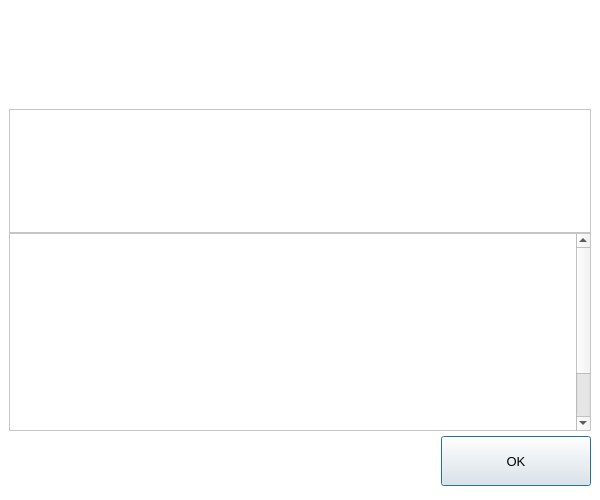
First picture: the form in src/qt/forms/helpmessagedialog.ui, repository eons-finance/ALQO, before the edit.
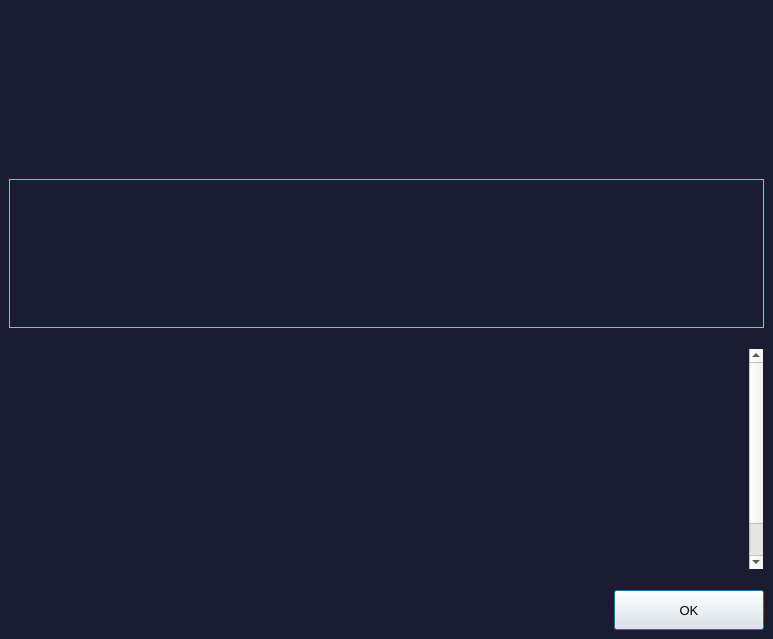
Second picture: the form after the edit. Icons and pictures are not drawn.

Diff of the .ui file:
```diff
--- a/src/qt/forms/helpmessagedialog.ui
+++ b/src/qt/forms/helpmessagedialog.ui
@@ -6,10 +6,16 @@
    <rect>
     <x>0</x>
     <y>0</y>
-    <width>600</width>
-    <height>500</height>
+    <width>773</width>
+    <height>639</height>
    </rect>
   </property>
+  <property name="sizePolicy">
+   <sizepolicy hsizetype="Preferred" vsizetype="Preferred">
+    <horstretch>0</horstretch>
+    <verstretch>0</verstretch>
+   </sizepolicy>
+  </property>
   <property name="minimumSize">
    <size>
     <width>600</width>
@@ -26,7 +32,7 @@
   </property>
   <property name="styleSheet">
    <string notr="true">#HelpMessageDialog {
-	background-color:#FFFFFF;
+    background-color:  rgb(26, 29, 49);
 }</string>
   </property>
   <layout class="QVBoxLayout" name="verticalLayout_3">
@@ -50,7 +56,7 @@
      <property name="sizePolicy">
       <sizepolicy hsizetype="Preferred" vsizetype="Preferred">
        <horstretch>0</horstretch>
-       <verstretch>100</verstretch>
+       <verstretch>0</verstretch>
       </sizepolicy>
      </property>
      <property name="minimumSize">
@@ -60,14 +66,11 @@
       </size>
      </property>
      <property name="styleSheet">
-      <string notr="true">#helpContainer{
-	background-color:white;
-	padding:9px;
-}</string>
+      <string notr="true"/>
      </property>
      <layout class="QVBoxLayout" name="verticalLayout_4">
       <property name="spacing">
-       <number>0</number>
+       <number>20</number>
       </property>
       <property name="leftMargin">
        <number>9</number>
@@ -81,29 +84,80 @@
       <property name="bottomMargin">
        <number>9</number>
       </property>
+      <item>
+       <layout class="QHBoxLayout" name="horizontalLayout_3">
+        <property name="spacing">
+         <number>0</number>
+        </property>
+        <item>
+         <spacer name="horizontalSpacer_2">
+          <property name="orientation">
+           <enum>Qt::Horizontal</enum>
+          </property>
+          <property name="sizeHint" stdset="0">
+           <size>
+            <width>40</width>
+            <height>20</height>
+           </size>
+          </property>
+         </spacer>
+        </item>
       <item>
        <widget class="QLabel" name="graphic">
         <property name="sizePolicy">
-         <sizepolicy hsizetype="Preferred" vsizetype="Ignored">
+           <sizepolicy hsizetype="Preferred" vsizetype="Preferred">
           <horstretch>0</horstretch>
           <verstretch>0</verstretch>
          </sizepolicy>
         </property>
         <property name="minimumSize">
          <size>
-          <width>0</width>
-          <height>100</height>
-         </size>
-        </property>
+            <width>150</width>
+            <height>150</height>
+           </size>
+          </property>
+          <property name="maximumSize">
+           <size>
+            <width>150</width>
+            <height>150</height>
+           </size>
+          </property>
+          <property name="styleSheet">
+           <string notr="true"/>
+          </property>
         <property name="pixmap">
-         <pixmap>:/images/about</pixmap>
+           <pixmap resource="../pivx.qrc">:/bg-splash-png</pixmap>
+          </property>
+          <property name="scaledContents">
+           <bool>true</bool>
+          </property>
+          <property name="alignment">
+           <set>Qt::AlignCenter</set>
         </property>
        </widget>
       </item>
       <item>
-       <layout class="QVBoxLayout" name="verticalLayout">
+         <spacer name="horizontalSpacer_3">
+          <property name="orientation">
+           <enum>Qt::Horizontal</enum>
+          </property>
+          <property name="sizeHint" stdset="0">
+           <size>
+            <width>40</width>
+            <height>20</height>
+           </size>
+          </property>
+         </spacer>
+        </item>
+       </layout>
+      </item>
+      <item>
+       <layout class="QVBoxLayout" name="verticalLayout" stretch="0,0,0">
+        <property name="spacing">
+         <number>20</number>
+        </property>
         <property name="topMargin">
-         <number>100</number>
+         <number>0</number>
         </property>
         <item>
          <widget class="QTextEdit" name="helpMessage">
@@ -115,8 +169,9 @@
           </property>
           <property name="styleSheet">
            <string notr="true">#helpMessage {
-background-color:#FFFFFF;
-	color:#707070;
+	color:#3de4cd;
+	border:1px solid #3de4cd;
+background:transparent;
 }</string>
           </property>
           <property name="readOnly">
@@ -125,11 +180,12 @@
          </widget>
         </item>
         <item>
+         <layout class="QHBoxLayout" name="horizontalLayout">
+          <item>
          <widget class="QScrollArea" name="scrollArea">
           <property name="styleSheet">
-           <string notr="true">#scrollArea {
-background-color:#FFFFFF;
-}</string>
+             <string notr="true">
+background-color: transparent;</string>
           </property>
           <property name="verticalScrollBarPolicy">
            <enum>Qt::ScrollBarAlwaysOn</enum>
@@ -142,14 +198,12 @@
             <rect>
              <x>0</x>
              <y>0</y>
-             <width>564</width>
+               <width>735</width>
              <height>263</height>
             </rect>
            </property>
            <property name="styleSheet">
-            <string notr="true">#scrollAreaWidgetContents {
-background-color:#FFFFFF;
-}</string>
+              <string notr="true"/>
            </property>
            <layout class="QVBoxLayout" name="verticalLayout_2">
             <item>
@@ -165,8 +219,8 @@
               </property>
               <property name="styleSheet">
                <string notr="true">#aboutMessage {
-background-color:#FFFFFF;
-	color:#707070;
+background:transparent;
+    color: #3de4cd;
 }</string>
               </property>
               <property name="textFormat">
@@ -187,20 +241,25 @@
           </widget>
          </widget>
         </item>
+         </layout>
+        </item>
         <item alignment="Qt::AlignVCenter">
          <widget class="QWidget" name="widget" native="true">
           <property name="sizePolicy">
-           <sizepolicy hsizetype="Preferred" vsizetype="Preferred">
+           <sizepolicy hsizetype="Preferred" vsizetype="Fixed">
             <horstretch>0</horstretch>
-            <verstretch>50</verstretch>
+            <verstretch>0</verstretch>
            </sizepolicy>
           </property>
           <property name="minimumSize">
            <size>
             <width>0</width>
-            <height>60</height>
+            <height>40</height>
            </size>
           </property>
+          <property name="styleSheet">
+           <string notr="true"/>
+          </property>
           <layout class="QHBoxLayout" name="horizontalLayout_2">
            <property name="leftMargin">
             <number>0</number>
@@ -232,7 +291,7 @@
              <property name="minimumSize">
               <size>
                <width>150</width>
-               <height>50</height>
+               <height>40</height>
               </size>
              </property>
              <property name="text">
```
Left out of the diff: 4 changed lines with no effect on the pictures. Lines whose indentation alone changed are shown as unchanged.
